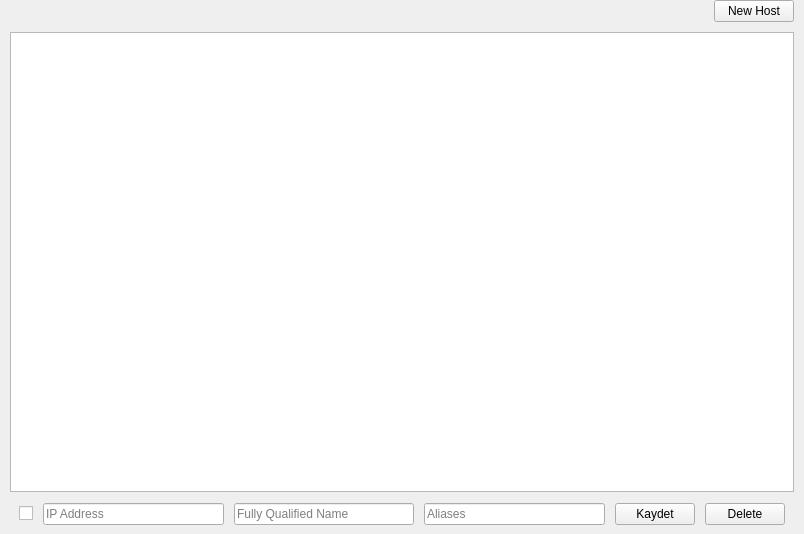
oguzhaninan/Stacer, file stacer/Pages/Helpers/host_manage.ui: the form before one commit.
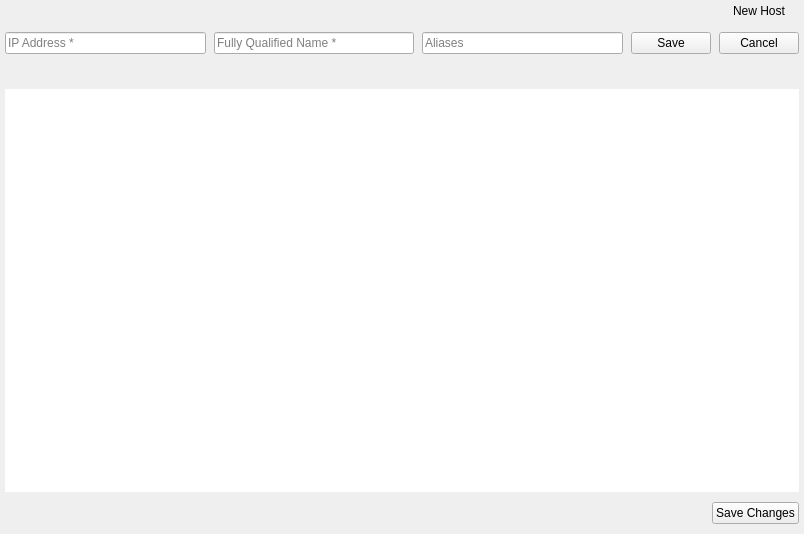
The form after the commit.

Commit message: completed host manage page

The edit to the form file:
```diff
--- a/stacer/Pages/Helpers/host_manage.ui
+++ b/stacer/Pages/Helpers/host_manage.ui
@@ -15,99 +15,56 @@
   </property>
   <layout class="QGridLayout" name="gridLayout">
    <property name="leftMargin">
-    <number>10</number>
+    <number>5</number>
    </property>
    <property name="topMargin">
     <number>0</number>
    </property>
    <property name="rightMargin">
-    <number>10</number>
+    <number>5</number>
    </property>
    <property name="bottomMargin">
-    <number>0</number>
+    <number>10</number>
    </property>
    <property name="spacing">
     <number>10</number>
    </property>
-   <item row="1" column="0">
-    <widget class="QTableView" name="tableViewHosts"/>
-   </item>
    <item row="2" column="0">
-    <widget class="QWidget" name="widgetAddEditHost" native="true">
-     <layout class="QHBoxLayout" name="horizontalLayout">
-      <property name="spacing">
-       <number>10</number>
-      </property>
-      <property name="topMargin">
-       <number>1</number>
-      </property>
-      <item>
-       <widget class="QCheckBox" name="checkStatus">
-        <property name="cursor">
-         <cursorShape>PointingHandCursor</cursorShape>
-        </property>
-        <property name="focusPolicy">
-         <enum>Qt::NoFocus</enum>
-        </property>
-        <property name="accessibleName">
-         <string>circle</string>
-        </property>
-        <property name="text">
-         <string/>
-        </property>
-       </widget>
-      </item>
-      <item>
-       <widget class="QLineEdit" name="txtIP">
-        <property name="placeholderText">
-         <string>IP Address</string>
-        </property>
-       </widget>
-      </item>
-      <item>
-       <widget class="QLineEdit" name="txtFullyQualified">
-        <property name="placeholderText">
-         <string>Fully Qualified Name</string>
-        </property>
-       </widget>
-      </item>
-      <item>
-       <widget class="QLineEdit" name="txtAliases">
-        <property name="placeholderText">
-         <string>Aliases</string>
-        </property>
-       </widget>
-      </item>
-      <item>
-       <widget class="QPushButton" name="btnSave">
-        <property name="cursor">
-         <cursorShape>PointingHandCursor</cursorShape>
-        </property>
-        <property name="accessibleName">
-         <string>primary</string>
-        </property>
-        <property name="text">
-         <string>Kaydet</string>
-        </property>
-       </widget>
-      </item>
-      <item>
-       <widget class="QPushButton" name="btnDelete">
-        <property name="cursor">
-         <cursorShape>PointingHandCursor</cursorShape>
-        </property>
-        <property name="accessibleName">
-         <string>danger</string>
-        </property>
-        <property name="text">
-         <string>Delete</string>
-        </property>
-       </widget>
-      </item>
-     </layout>
+    <widget class="QLabel" name="lblErrorMsg">
+     <property name="font">
+      <font>
+       <pointsize>10</pointsize>
+      </font>
+     </property>
+     <property name="text">
+      <string/>
+     </property>
     </widget>
    </item>
-   <item row="0" column="0">
+   <item row="5" column="0">
+    <widget class="QLabel" name="lblChangesMsg">
+     <property name="text">
+      <string/>
+     </property>
+    </widget>
+   </item>
+   <item row="5" column="1" alignment="Qt::AlignRight">
+    <widget class="QPushButton" name="btnSaveChanges">
+     <property name="cursor">
+      <cursorShape>PointingHandCursor</cursorShape>
+     </property>
+     <property name="focusPolicy">
+      <enum>Qt::NoFocus</enum>
+     </property>
+     <property name="accessibleName">
+      <string>primary</string>
+     </property>
+     <property name="text">
+      <string>Save Changes</string>
+     </property>
+    </widget>
+   </item>
+   <item row="0" column="0" colspan="2">
     <layout class="QHBoxLayout" name="horizontalLayout_2">
      <property name="spacing">
       <number>10</number>
@@ -152,10 +109,124 @@
        <property name="text">
         <string>New Host</string>
        </property>
+       <property name="checkable">
+        <bool>true</bool>
+       </property>
+       <property name="flat">
+        <bool>true</bool>
+       </property>
       </widget>
      </item>
     </layout>
    </item>
+   <item row="1" column="0" colspan="2">
+    <widget class="QWidget" name="widgetAddEditHost" native="true">
+     <layout class="QHBoxLayout" name="horizontalLayout">
+      <property name="spacing">
+       <number>8</number>
+      </property>
+      <property name="leftMargin">
+       <number>0</number>
+      </property>
+      <property name="topMargin">
+       <number>0</number>
+      </property>
+      <property name="rightMargin">
+       <number>0</number>
+      </property>
+      <property name="bottomMargin">
+       <number>0</number>
+      </property>
+      <item>
+       <widget class="QLineEdit" name="txtIP">
+        <property name="focusPolicy">
+         <enum>Qt::StrongFocus</enum>
+        </property>
+        <property name="placeholderText">
+         <string>IP Address *</string>
+        </property>
+       </widget>
+      </item>
+      <item>
+       <widget class="QLineEdit" name="txtFullyQualified">
+        <property name="placeholderText">
+         <string>Fully Qualified Name *</string>
+        </property>
+       </widget>
+      </item>
+      <item>
+       <widget class="QLineEdit" name="txtAliases">
+        <property name="placeholderText">
+         <string>Aliases</string>
+        </property>
+       </widget>
+      </item>
+      <item>
+       <widget class="QPushButton" name="btnSave">
+        <property name="cursor">
+         <cursorShape>PointingHandCursor</cursorShape>
+        </property>
+        <property name="focusPolicy">
+         <enum>Qt::NoFocus</enum>
+        </property>
+        <property name="accessibleName">
+         <string>primary</string>
+        </property>
+        <property name="text">
+         <string>Save</string>
+        </property>
+       </widget>
+      </item>
+      <item>
+       <widget class="QPushButton" name="btnCancel">
+        <property name="cursor">
+         <cursorShape>PointingHandCursor</cursorShape>
+        </property>
+        <property name="focusPolicy">
+         <enum>Qt::NoFocus</enum>
+        </property>
+        <property name="accessibleName">
+         <string>danger</string>
+        </property>
+        <property name="text">
+         <string>Cancel</string>
+        </property>
+       </widget>
+      </item>
+     </layout>
+    </widget>
+   </item>
+   <item row="3" column="0" colspan="2">
+    <widget class="QTableView" name="tableViewHosts">
+     <property name="focusPolicy">
+      <enum>Qt::NoFocus</enum>
+     </property>
+     <property name="frameShape">
+      <enum>QFrame::NoFrame</enum>
+     </property>
+     <property name="editTriggers">
+      <set>QAbstractItemView::NoEditTriggers</set>
+     </property>
+     <property name="selectionBehavior">
+      <enum>QAbstractItemView::SelectRows</enum>
+     </property>
+     <property name="textElideMode">
+      <enum>Qt::ElideMiddle</enum>
+     </property>
+     <property name="sortingEnabled">
+      <bool>true</bool>
+     </property>
+     <attribute name="horizontalHeaderShowSortIndicator" stdset="0">
+      <bool>true</bool>
+     </attribute>
+     <attribute name="horizontalHeaderStretchLastSection">
+      <bool>true</bool>
+     </attribute>
+     <attribute name="verticalHeaderVisible">
+      <bool>false</bool>
+     </attribute>
+    </widget>
+   </item>
   </layout>
  </widget>
  <resources/>
```
Left out of the diff: 2 changed lines with no effect on the pictures. The commit also changes 7 other files.
